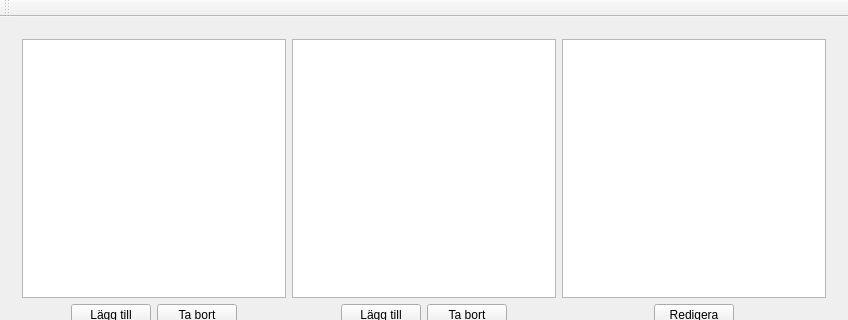
First picture: the form in Mainwindow/mainwindow.ui, repository Drakenhielm/Biobokningssystem, before the edit; both pictures show x 0 to 848 and y 0 to 320 of the 848 by 685 pixel window.
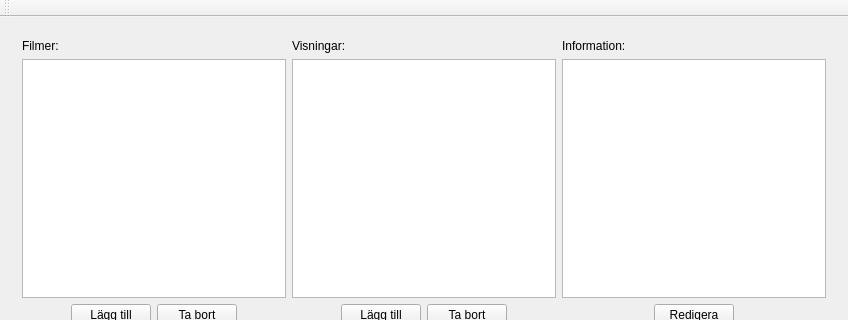
Second picture: the form after the edit.

Commit message: grund_layout

The edit to the form file:
```diff
--- a/Mainwindow/mainwindow.ui
+++ b/Mainwindow/mainwindow.ui
@@ -33,6 +33,13 @@
           <property name="bottomMargin">
            <number>0</number>
           </property>
+          <item>
+           <widget class="QLabel" name="label">
+            <property name="text">
+             <string>Filmer:</string>
+            </property>
+           </widget>
+          </item>
           <item>
            <widget class="QTableWidget" name="tableWidget"/>
           </item>
@@ -98,6 +105,13 @@
           <property name="bottomMargin">
            <number>0</number>
           </property>
+          <item>
+           <widget class="QLabel" name="label_2">
+            <property name="text">
+             <string>Visningar:</string>
+            </property>
+           </widget>
+          </item>
           <item>
            <widget class="QTableWidget" name="tableWidget_2"/>
           </item>
@@ -163,6 +177,13 @@
           <property name="bottomMargin">
            <number>0</number>
           </property>
+          <item>
+           <widget class="QLabel" name="label_3">
+            <property name="text">
+             <string>Information:</string>
+            </property>
+           </widget>
+          </item>
           <item>
            <widget class="QTextBrowser" name="textBrowser"/>
           </item>
```
Left out of the diff: 6 changed lines with no effect on the pictures. The commit also changes 1 other file.
